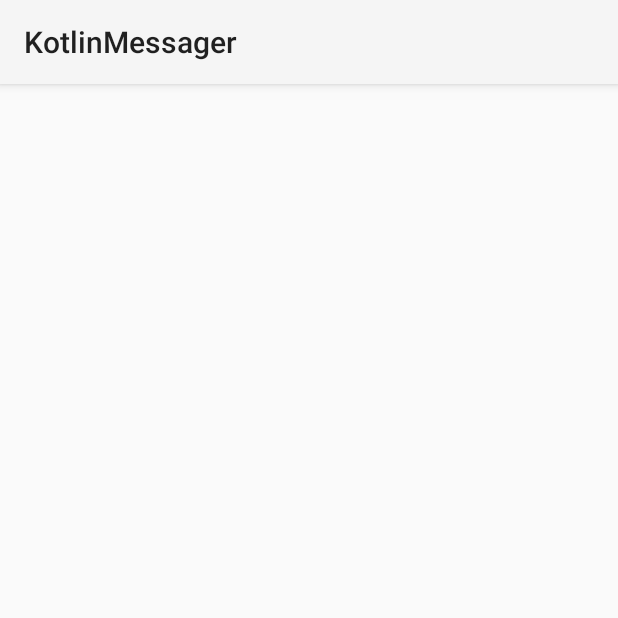
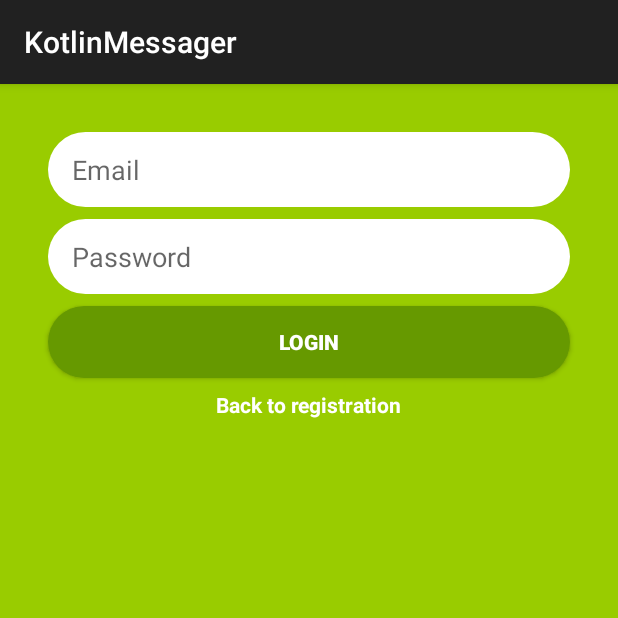
Before and after one commit to HuyAms/Kotlin-Messenger, an Android app: the LoginActivity screen opened directly, with no data from a screen before it, on a phone screen of 412 x 824 dp, the top half of it. Run offline under Robolectric (Android 15) with nearby library versions, the phone set to English and light mode, and no system bars; our stand-ins replace Firebase (no records; nobody signed in at launch, a user with empty details on screens opened directly).

Commit message:
installing firebase auth and register user + rounded corners UI

```diff
--- a/app/build.gradle
+++ b/app/build.gradle
@@ -30,4 +30,9 @@ dependencies {
     testImplementation 'junit:junit:4.12'
     androidTestImplementation 'com.android.support.test:runner:1.0.2'
     androidTestImplementation 'com.android.support.test.espresso:espresso-core:3.0.2'
+
+    implementation 'com.google.firebase:firebase-core:16.0.0'
+    implementation 'com.google.firebase:firebase-auth:16.0.2'
 }
+
+apply plugin: 'com.google.gms.google-services'
--- a/app/src/main/AndroidManifest.xml
+++ b/app/src/main/AndroidManifest.xml
@@ -8,7 +8,7 @@
         android:label="@string/app_name"
         android:roundIcon="@mipmap/ic_launcher_round"
         android:supportsRtl="true"
-        android:theme="@style/Theme.AppCompat.Light">
+        android:theme="@style/Theme.AppCompat.Light.DarkActionBar">
         <activity android:name=".MainActivity">
             <intent-filter>
                 <action android:name="android.intent.action.MAIN" />
--- a/app/src/main/java/com/example/dinhh/kotlinmessager/LoginActivity.kt
+++ b/app/src/main/java/com/example/dinhh/kotlinmessager/LoginActivity.kt
@@ -2,11 +2,29 @@ package com.example.dinhh.kotlinmessager
 
 import android.support.v7.app.AppCompatActivity
 import android.os.Bundle
+import com.google.firebase.auth.FirebaseAuth
+import kotlinx.android.synthetic.main.activity_login.*
+import kotlinx.android.synthetic.main.activity_main.*
 
 class LoginActivity : AppCompatActivity() {
 
     override fun onCreate(savedInstanceState: Bundle?) {
         super.onCreate(savedInstanceState)
         setContentView(R.layout.activity_login)
+
+        login_button_login.setOnClickListener {
+            val email = email_edittext_login.text.toString()
+            val password = password_edittext_login.text.toString()
+
+            FirebaseAuth.getInstance().signInWithEmailAndPassword(email, password).addOnCompleteListener {
+
+            }.addOnFailureListener {
+
+            }
+        }
+
+        back_to_register_text_view.setOnClickListener {
+            finish()
+        }
     }
 }
--- /dev/null
+++ b/app/src/main/res/drawable/rounded_button.xml
@@ -0,0 +1,5 @@
+<?xml version="1.0" encoding="utf-8"?>
+<shape xmlns:android="http://schemas.android.com/apk/res/android">
+    <solid android:color="@android:color/holo_green_dark" />
+    <corners android:radius="25dp" />
+</shape>
--- /dev/null
+++ b/app/src/main/res/drawable/rounded_edittext_register_login.xml
@@ -0,0 +1,5 @@
+<?xml version="1.0" encoding="utf-8"?>
+<shape xmlns:android="http://schemas.android.com/apk/res/android">
+    <corners android:radius="25dp" />
+    <solid android:color="@android:color/white"/>
+</shape>
--- a/app/src/main/res/layout/activity_login.xml
+++ b/app/src/main/res/layout/activity_login.xml
@@ -4,6 +4,65 @@
     xmlns:tools="http://schemas.android.com/tools"
     android:layout_width="match_parent"
     android:layout_height="match_parent"
+    android:background="@android:color/holo_green_light"
     tools:context=".LoginActivity">
 
+    <EditText
+        android:id="@+id/email_edittext_login"
+        android:layout_width="0dp"
+        android:layout_height="50dp"
+        android:layout_marginEnd="32dp"
+        android:layout_marginStart="32dp"
+        android:layout_marginTop="32dp"
+        android:height="50dp"
+        android:background="@drawable/rounded_edittext_register_login"
+        android:ems="10"
+        android:hint="Email"
+        android:inputType="textEmailAddress"
+        android:paddingLeft="16dp"
+        app:layout_constraintEnd_toEndOf="parent"
+        app:layout_constraintStart_toStartOf="parent"
+        app:layout_constraintTop_toTopOf="parent" />
+
+    <EditText
+        android:id="@+id/password_edittext_login"
+        android:layout_width="0dp"
+        android:layout_height="50dp"
+        android:layout_marginTop="8dp"
+        android:height="50dp"
+        android:background="@drawable/rounded_edittext_register_login"
+        android:ems="10"
+        android:hint="Password"
+        android:inputType="textPassword"
+        android:paddingLeft="16dp"
+        app:layout_constraintEnd_toEndOf="@+id/email_edittext_login"
+        app:layout_constraintStart_toStartOf="@+id/email_edittext_login"
+        app:layout_constraintTop_toBottomOf="@+id/email_edittext_login" />
+
+    <Button
+        android:id="@+id/login_button_login"
+        android:layout_width="0dp"
+        android:layout_height="wrap_content"
+        android:layout_marginTop="8dp"
+        android:text="Login"
+        android:background="@drawable/rounded_button"
+        android:textColor="@android:color/white"
+        android:textStyle="bold"
+        app:layout_constraintEnd_toEndOf="@+id/password_edittext_login"
+        app:layout_constraintStart_toStartOf="@+id/password_edittext_login"
+        app:layout_constraintTop_toBottomOf="@+id/password_edittext_login" />
+
+    <TextView
+        android:id="@+id/back_to_register_text_view"
+        android:layout_width="wrap_content"
+        android:layout_height="wrap_content"
+        android:layout_marginEnd="8dp"
+        android:layout_marginStart="8dp"
+        android:layout_marginTop="8dp"
+        android:text="Back to registration"
+        android:textColor="@android:color/white"
+        android:textStyle="bold"
+        app:layout_constraintEnd_toEndOf="@+id/login_button_login"
+        app:layout_constraintStart_toStartOf="@+id/login_button_login"
+        app:layout_constraintTop_toBottomOf="@+id/login_button_login" />
 </android.support.constraint.ConstraintLayout>
--- a/build.gradle
+++ b/build.gradle
@@ -12,6 +12,7 @@ buildscript {
 
         // NOTE: Do not place your application dependencies here; they belong
         // in the individual module build.gradle files
+        classpath 'com.google.gms:google-services:4.0.0'
     }
 }
 
```
Also changed, not shown: app/src/main/java/com/example/dinhh/kotlinmessager/MainActivity.kt (+27 -5 lines), app/src/main/res/layout/activity_main.xml (+7 -4 lines).
